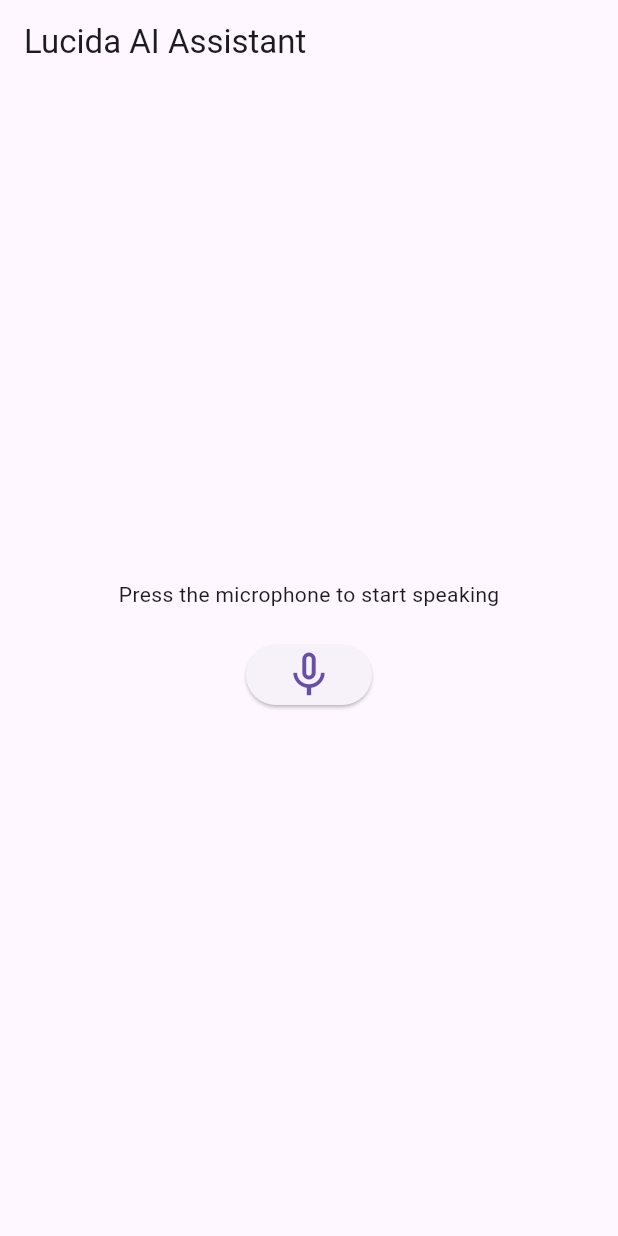
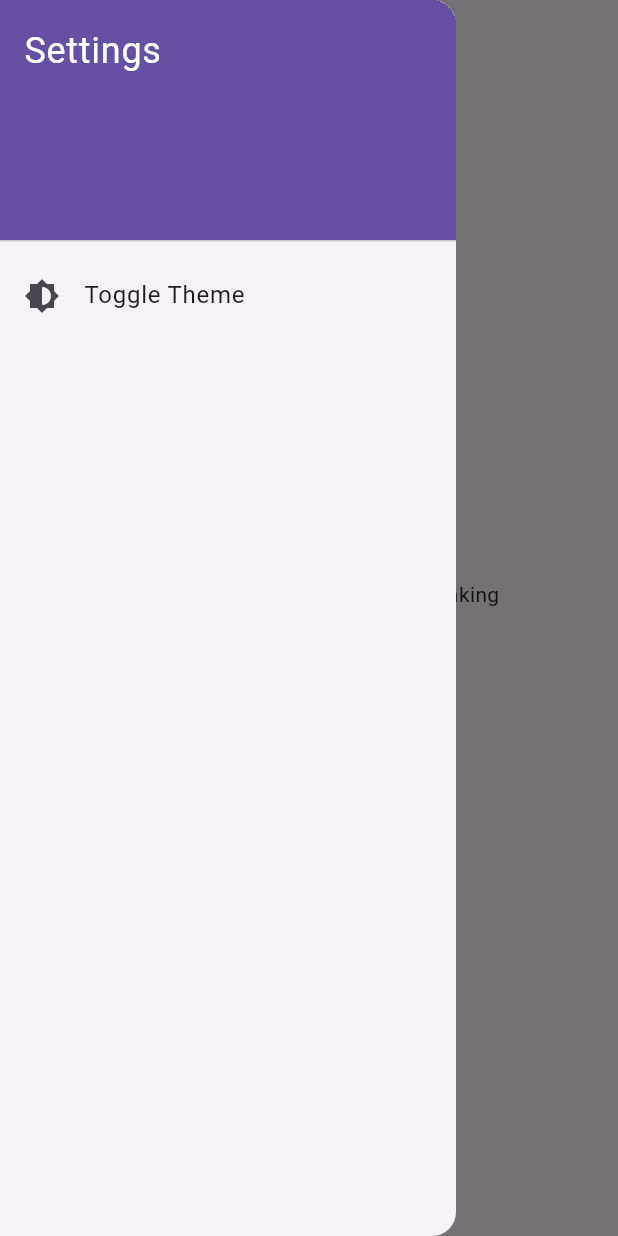
Before and after one commit to egeyelken/lucidatest, a Flutter app: the screen it shows after launch, with the side drawer open (before the commit the screen has no drawer), on a phone screen of 412 x 824 dp. Run offline on Flutter 3.47's test engine with Material 3 defaults, Android fonts, the phone set to English and light mode, and no system bars; our stand-ins replace flutter_tts, speech_to_text.

Commit message:
theme option added

```diff
--- a/lucida1/lib/main.dart
+++ b/lucida1/lib/main.dart
@@ -1,6 +1,7 @@
 import 'package:flutter/material.dart';
 import 'package:provider/provider.dart';
 import 'speech_view_model.dart';
+import 'theme_provider.dart';
 
 void main() {
   runApp(MyApp());
@@ -9,14 +10,21 @@ void main() {
 class MyApp extends StatelessWidget {
   @override
   Widget build(BuildContext context) {
-    return ChangeNotifierProvider(
-      create: (_) => SpeechViewModel(),
-      child: MaterialApp(
-        title: 'Lucida AI Assistant',
-        theme: ThemeData(
-          primarySwatch: Colors.blue,
-        ),
-        home: HomeScreen(),
+    return MultiProvider(
+      providers: [
+        ChangeNotifierProvider(create: (_) => SpeechViewModel()),
+        ChangeNotifierProvider(create: (_) => ThemeProvider()),
+      ],
+      child: Consumer<ThemeProvider>(
+        builder: (context, themeProvider, child) {
+          return MaterialApp(
+            title: 'Lucida AI Assistant',
+            theme: ThemeData.light(),
+            darkTheme: ThemeData.dark(),
+            themeMode: themeProvider.themeMode,
+            home: HomeScreen(),
+          );
+        },
       ),
     );
   }
@@ -26,9 +34,38 @@ class HomeScreen extends StatelessWidget {
   @override
   Widget build(BuildContext context) {
     final viewModel = Provider.of<SpeechViewModel>(context);
+    final themeProvider = Provider.of<ThemeProvider>(context);
+
     return Scaffold(
       appBar: AppBar(
         title: Text('Lucida AI Assistant'),
+      ),
+      drawer: Drawer(
+        child: ListView(
+          padding: EdgeInsets.zero,
+          children: <Widget>[
+            DrawerHeader(
+              decoration: BoxDecoration(
+                color: Theme.of(context).primaryColor,
+              ),
+              child: Text(
+                'Settings',
+                style: TextStyle(
+                  color: Colors.white,
+                  fontSize: 24,
+                ),
+              ),
+            ),
+            ListTile(
+              leading: Icon(Icons.brightness_6),
+              title: Text('Toggle Theme'),
+              onTap: () {
+                themeProvider.toggleTheme();
+                Navigator.of(context).pop();
+              },
+            ),
+          ],
+        ),
       ),
       body: Center(
         child: Padding(
--- a/lucida1/lib/speech_view_model.dart
+++ b/lucida1/lib/speech_view_model.dart
@@ -95,10 +95,6 @@ class SpeechViewModel extends ChangeNotifier {
   }
 
   Future<void> _speakResponse(String response) async {
-    int retryCount = 0;
-    bool success = false;
-
-    while (retryCount < 3 && !success) {
     try {
       _isSpeaking = true;
       print("TTS: Stopping any ongoing speech");
@@ -107,24 +103,14 @@ class SpeechViewModel extends ChangeNotifier {
       var result = await _flutterTts.speak(response);
       print("TTS: Speak result: $result");
       if (result == 1) {
-          success = true;
         print("TTS: Speech started successfully");
       } else {
         print("TTS: Speech failed to start");
-          retryCount++;
       }
       await Future.delayed(Duration(seconds: 2)); // Increase delay to avoid immediate re-listening
     } catch (e) {
       print("Error speaking: $e");
       _status = 'Error speaking: $e';
-        notifyListeners();
-        retryCount++;
-      }
-    }
-
-    if (!success) {
-      print("TTS: Failed to speak after $retryCount retries");
-      _status = 'Failed to speak';
       notifyListeners();
     }
 
--- /dev/null
+++ b/lucida1/lib/theme_provider.dart
@@ -0,0 +1,12 @@
+import 'package:flutter/material.dart';
+
+class ThemeProvider extends ChangeNotifier {
+  ThemeMode _themeMode = ThemeMode.light;
+
+  ThemeMode get themeMode => _themeMode;
+
+  void toggleTheme() {
+    _themeMode = _themeMode == ThemeMode.light ? ThemeMode.dark : ThemeMode.light;
+    notifyListeners();
+  }
+}
```
Lines whose indentation alone changed are shown as unchanged.
